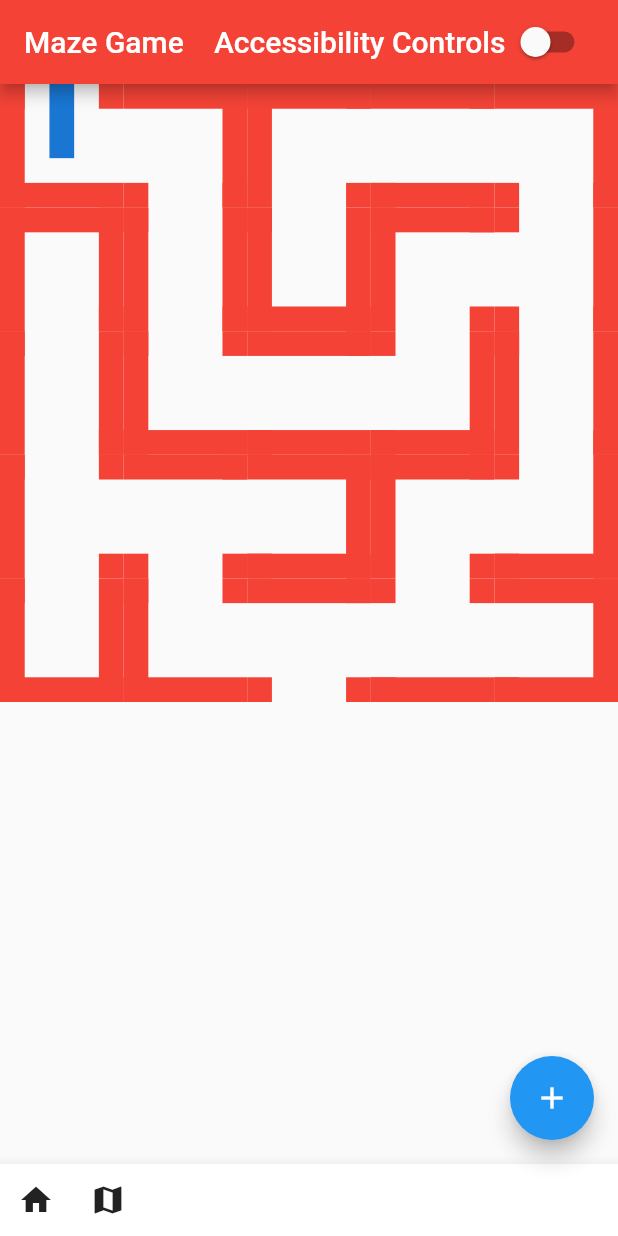
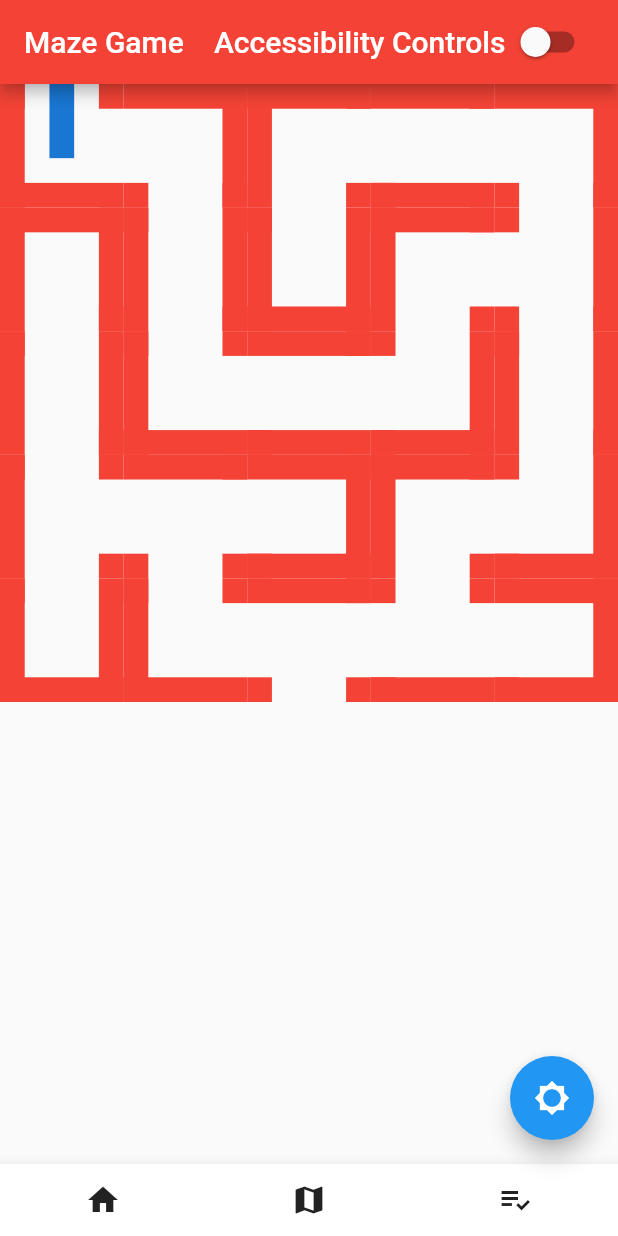
Before and after one commit to plohkoon/Maze-Game, a Flutter app: the screen it shows after launch, on a phone screen of 412 x 824 dp. Run offline on Flutter 3.47's test engine with Material 2 defaults, Android fonts, the phone set to English and light mode, and no system bars.

Commit message:
Changed how main page gets rendered to support the accessibility switch and night mode button

```diff
--- a/lib/main.dart
+++ b/lib/main.dart
@@ -6,13 +6,8 @@ void main() => runApp(MyApp());
 class MyApp extends StatelessWidget {
   @override
   Widget build(BuildContext context) {
-    return MaterialApp(
-      title: 'Maze Game',
-      theme: ThemeData(
-        primarySwatch: Colors.blue,
-        primaryColor: Colors.red,
-      ),
-      home: MyHomePage(title: 'Maze Game'),
+    return MyHomePage(
+      title: "Maze Game"
     );
   }
 }
@@ -30,6 +25,7 @@ class _MyHomePageState extends State<MyHomePage> {
   //initializes the state
   int size = 5;
   bool accessibleControls = false;
+  bool darkMode = false;
   final String title;
   //constructor
    _MyHomePageState(this.title);
@@ -39,10 +35,28 @@ class _MyHomePageState extends State<MyHomePage> {
       this.size++;
     });
   }
-
+  //function for the FAB to toggle darkmode
+  void toggleDarkMode() {
+    setState(() {
+      this.darkMode = !this.darkMode;
+    });
+  }
   @override
   Widget build(BuildContext context) {
-    return SafeArea(
+    return MaterialApp(
+      title: this.title,
+      //theme data toggles with dark mode toggle
+      theme: darkMode ?
+        ThemeData(
+          primarySwatch: Colors.grey,
+          primaryColor: Colors.deepOrange,
+          scaffoldBackgroundColor: Colors.black
+        ):
+        ThemeData(
+          primarySwatch: Colors.blue,
+          primaryColor: Colors.red,
+        ),
+      home: SafeArea(
         child: Scaffold(
           //appBar that contains the title and accessibility controls
           appBar: AppBar(
@@ -56,10 +70,10 @@ class _MyHomePageState extends State<MyHomePage> {
                     Text("Accessibility Controls"),
                     Switch(
                       value: accessibleControls,
-                    onChanged: (bool newVal) => {
+                      onChanged: (bool newVal) {
                         setState(() {
                           this.accessibleControls = !this.accessibleControls;
-                      }),
+                        });
                       },
                     ),
                   ],
@@ -73,29 +87,47 @@ class _MyHomePageState extends State<MyHomePage> {
             accessibleControls: this.accessibleControls,
             triggerWin: this.triggerWin,
           ),
-        //just a test FAB that tests the maze resizing
+          //FAB to change from light to dark mode
           floatingActionButton: FloatingActionButton(
-          onPressed: ()=>setState(() => size++),
-          child: Icon(
-            Icons.add,
+            //passes the function
+            onPressed: this.toggleDarkMode,
+            //changes the icon depending on if we are in dark mode
+            child: this.darkMode ?
+            Icon(
+              Icons.brightness_3
+            ):
+            Icon(
+              Icons.brightness_5,
             ),
           ),
           //will eventually be a navBar to switch between modes
           bottomNavigationBar: BottomAppBar(
             child: Row(
+              //equally spacing the buttons on the navBar for navigation
               children: <Widget>[
-              IconButton(
+                Expanded(
+                  child: IconButton(
                     icon: Icon(Icons.home),
                     onPressed: () => print("home"),
                   ),
-              IconButton(
+                ),
+                Expanded(
+                  child: IconButton(
                     icon: Icon(Icons.map),
                     onPressed: () => print("maze1"),
+                  ),
+                ),
+                Expanded(
+                  child: IconButton(
+                    icon: Icon(Icons.playlist_add_check),
+                    onPressed: () => print("maze2"),
+                  ),
                 )
               ],
-          )
             ),
-      )
+          ),
+        ),
+      ),
     );
   }
 }
```
Lines whose indentation alone changed are shown as unchanged.
